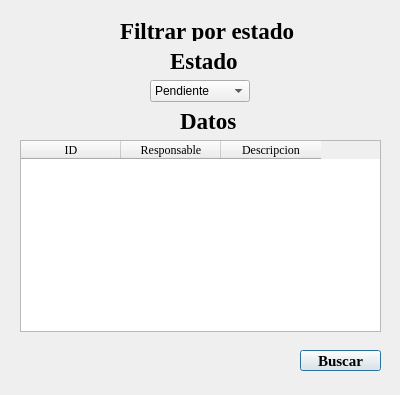
This is proyectoSolitario/filtrarpendiente.ui in dereck-anti-EPN/Proyecto-Programacion as Qt 5 draws it before an edit. The edited form follows.
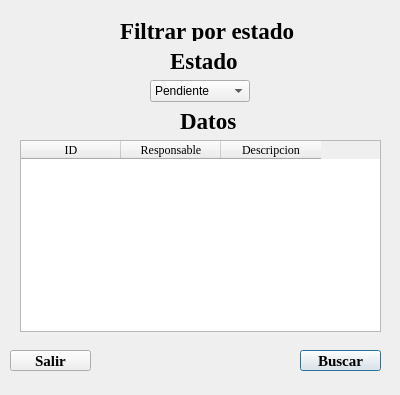
This is the edited form.

The edit to the form file:
```diff
--- a/proyectoSolitario/filtrarpendiente.ui
+++ b/proyectoSolitario/filtrarpendiente.ui
@@ -154,6 +154,29 @@
     <string>Datos</string>
    </property>
   </widget>
+  <widget class="QPushButton" name="botonBuscar_2">
+   <property name="geometry">
+    <rect>
+     <x>10</x>
+     <y>350</y>
+     <width>81</width>
+     <height>21</height>
+    </rect>
+   </property>
+   <property name="font">
+    <font>
+     <family>Times New Roman</family>
+     <pointsize>11</pointsize>
+     <bold>true</bold>
+    </font>
+   </property>
+   <property name="cursor">
+    <cursorShape>PointingHandCursor</cursorShape>
+   </property>
+   <property name="text">
+    <string>Salir</string>
+   </property>
+  </widget>
  </widget>
  <resources/>
  <connections/>
```
